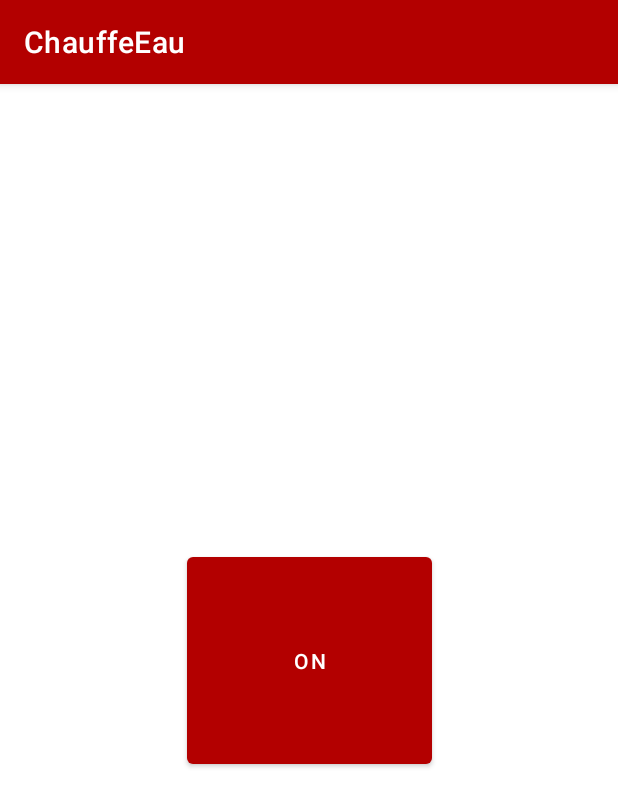
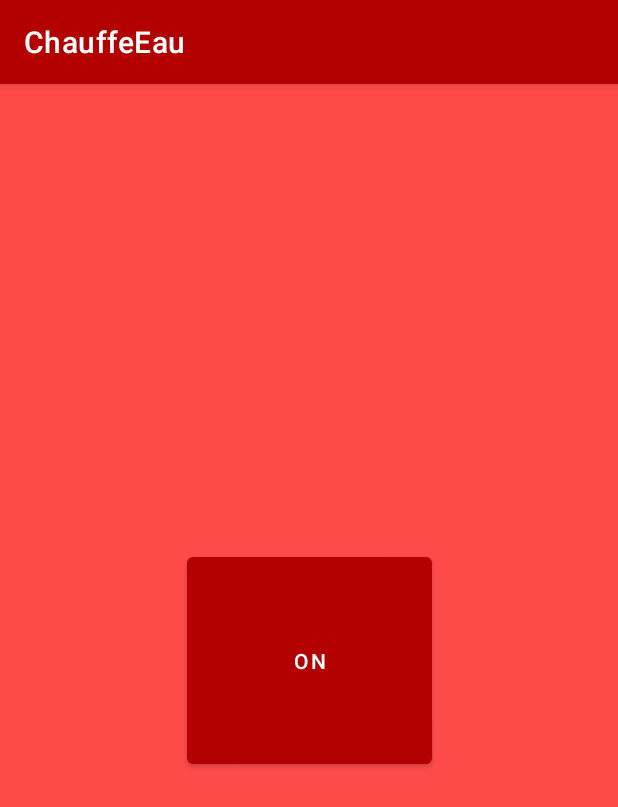
Before and after one commit to olivole/EauChaude, an Android app: the screen it shows after launch (MainActivity), on a phone screen of 412 x 824 dp. Shown: the top 807 px of the screen. Run offline under Robolectric (Android 15) with nearby library versions, the phone set to English and light mode, and no system bars; libraries missing offline, so code that uses them is left out: org.eclipse.paho; 3 statements that could not run were skipped.

Commit message:
Changement couleur background

```diff
--- a/app/src/main/java/com/oli/chauffeeau/MainActivity.java
+++ b/app/src/main/java/com/oli/chauffeeau/MainActivity.java
@@ -18,6 +18,7 @@ import android.widget.Toast;
 import androidx.annotation.Nullable;
 import androidx.appcompat.app.AppCompatActivity;
 import androidx.constraintlayout.widget.ConstraintLayout;
+import androidx.core.content.ContextCompat;
 
 import java.util.concurrent.ExecutorService;
 import java.util.concurrent.Executors;
@@ -28,6 +29,7 @@ public class MainActivity extends AppCompatActivity {
     private MqttService mqttService;
     private ExecutorService executor = Executors.newFixedThreadPool(1);
     private Button btEnvoyer;
+    private ConstraintLayout layout;
 
     @Override
     protected void onCreate(@Nullable Bundle savedInstanceState) {
@@ -63,6 +65,8 @@ public class MainActivity extends AppCompatActivity {
         setContentView(R.layout.activity_main);
         this.btEnvoyer = findViewById(R.id.btEnvoyer);
         this.btEnvoyer.setOnClickListener(e->publier());
+        this.layout=findViewById(R.id.window);
+        this.layout.setBackgroundColor(ContextCompat.getColor(this, R.color.rouge3));
         getWindow().addFlags(WindowManager.LayoutParams.FLAG_KEEP_SCREEN_ON);
     }
 
--- a/app/src/main/res/layout/activity_main.xml
+++ b/app/src/main/res/layout/activity_main.xml
@@ -2,6 +2,7 @@
 <androidx.constraintlayout.widget.ConstraintLayout xmlns:android="http://schemas.android.com/apk/res/android"
     xmlns:app="http://schemas.android.com/apk/res-auto"
     xmlns:tools="http://schemas.android.com/tools"
+    android:id="@+id/window"
     android:layout_width="match_parent"
     android:layout_height="match_parent"
     tools:context=".MainActivity">
```
